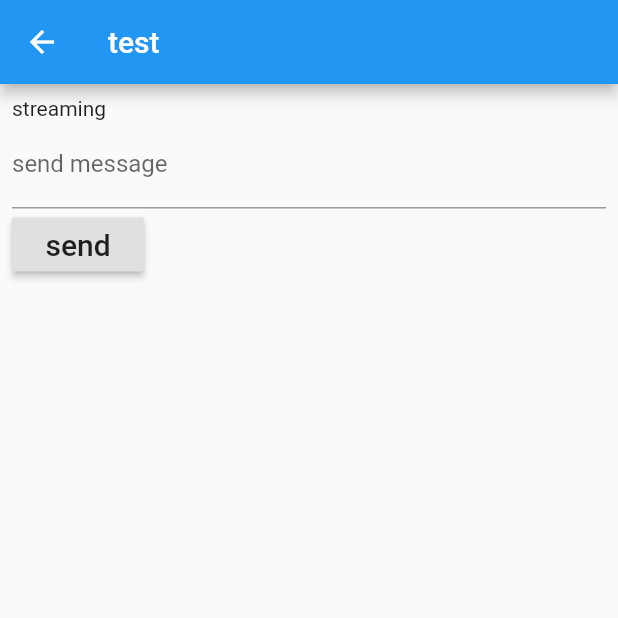
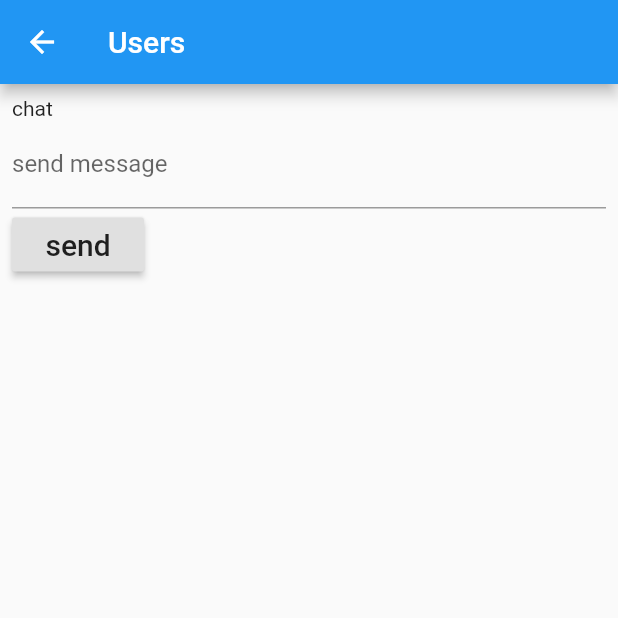
Before and after one commit to vladPB27/near_voice, a Flutter app: the UserConnected screen opened by its route, on a phone screen of 412 x 824 dp, the top half of it. Run offline on Flutter 3.47's test engine with Material 2 defaults, Android fonts, the phone set to English and light mode, and no system bars; our stand-ins replace after_layout, hexcolor; missing offline and left inert: get_ip, imagebutton; network calls fail.

Commit message:
users list on home

```diff
--- a/lib/meet_created.dart
+++ b/lib/meet_created.dart
@@ -131,6 +131,7 @@ class _MeetCreatedState extends State<MeetCreated> {
                     RaisedButton(
                         onPressed: (){
                           Navigator.of(context).pushNamed('/users');
+                          channel.sink.add('user c: $ipPhone');
                     },
                     child: Text('show users'),
                     ),
--- a/lib/users_connected.dart
+++ b/lib/users_connected.dart
@@ -25,17 +25,35 @@ class _UserConnectedState extends State<UserConnected> {
   List<String> messageList = [];
 
   @override
+  void initState() {
+    super.initState();
+    print('lista mostrada');
+
+    // initPlug();//test
+
+    for(String m in messageList){
+      print("element: $m");
+    }
+  }
+
+  Future<void> initPlug() async{
+    channel.stream.listen((event) async{
+      channel.sink.add("haber: $ipPhone");
+    });
+  }
+
+  @override
   Widget build(BuildContext context) {
     return Scaffold(
       appBar: AppBar(
-        title: Text('test'),
+        title: Text('Users'),
       ),
       body: Padding(
         padding: const EdgeInsets.all(8.0),
         child: Column(
           crossAxisAlignment: CrossAxisAlignment.start,
           children: <Widget>[
-            Text('streaming'),
+            Text('chat'),
             Form(
               child: TextFormField(
                 controller: inputController,
@@ -51,6 +69,7 @@ class _UserConnectedState extends State<UserConnected> {
                 if (inputController.text.isNotEmpty) {
                   print(inputController.text);
                   channel.sink.add(inputController.text);
+                  // channel.sink.add('user: $ipPhone');
                   // setState(() {
                   //   messageList.add(inputController.text);
                   // });
@@ -64,6 +83,14 @@ class _UserConnectedState extends State<UserConnected> {
                 stream: channel.stream,
                 builder: (context, snapshot) {
                   if (snapshot.hasData) {
+
+                    // for (var m in messageList){
+                    //     if(m != messageList[0] || m != messageList[1] ){
+                    //       print('no existe');
+                    //       // messageList.add(snapshot.data);
+                    //       messageList.add(snapshot.data);
+                    //     }
+                    // }
                     messageList.add(snapshot.data);
                   }
                   return getMessageList();
@@ -93,11 +120,12 @@ class _UserConnectedState extends State<UserConnected> {
     super.dispose();
   }
 
-  ListView getMessageList() {
+  Future<ListView> getMessage() async{
     List<Widget> listWidget = [];
 
     // for (String message in messageList) {
     for (String message in messageList) {
+      // if(message != 'sdd') {
       listWidget.add(
         ListTile(
           title: Container(
@@ -113,9 +141,37 @@ class _UserConnectedState extends State<UserConnected> {
           ),
         ),
       );
+      // };
     }
     return ListView(
       children: listWidget,
     );
   }
+
+  ListView getMessageList() {
+    List<Widget> listWidget = [];
+
+    for (String message in messageList) {
+        listWidget.add(
+          ListTile(
+            title: Container(
+              child: Padding(
+                padding: EdgeInsets.all(8.0),
+                child: Text(
+                  message,
+                  style: TextStyle(fontSize: 20),
+                ),
+              ),
+              color: Colors.teal[50],
+              height: 60,
+            ),
+          ),
+        );
+      // };
+    }
+    return ListView(
+      children: listWidget,
+    );
+  }
+
 }
```
Also changed, not shown: lib/meet_join.dart (+46 -21 lines).
